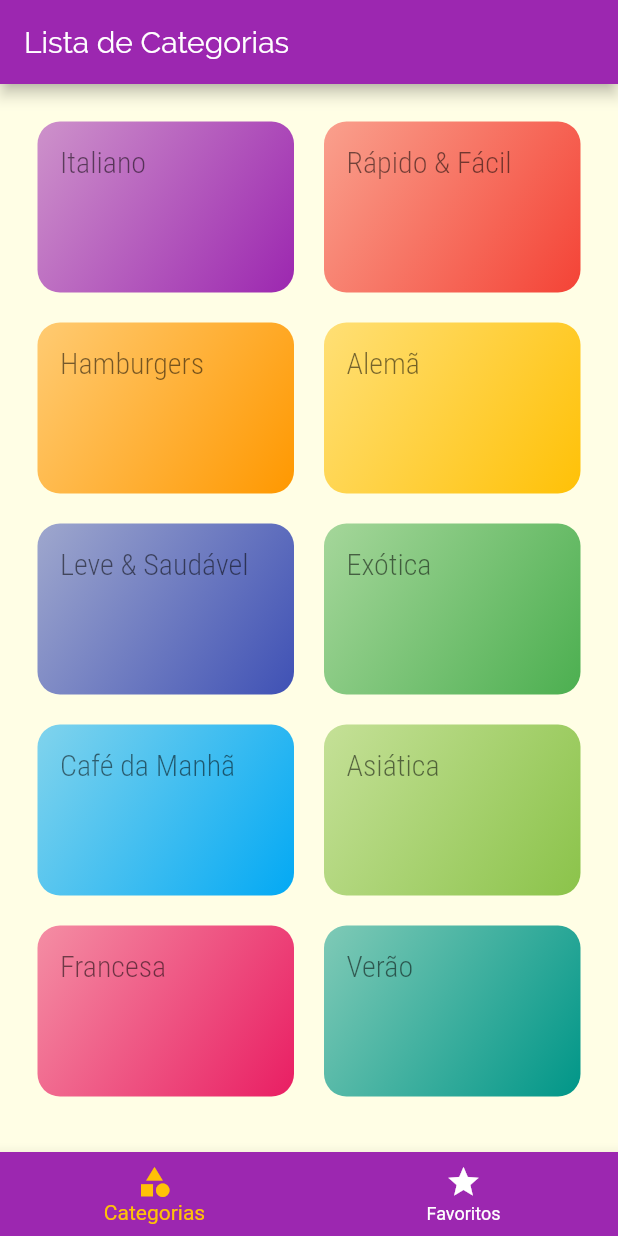
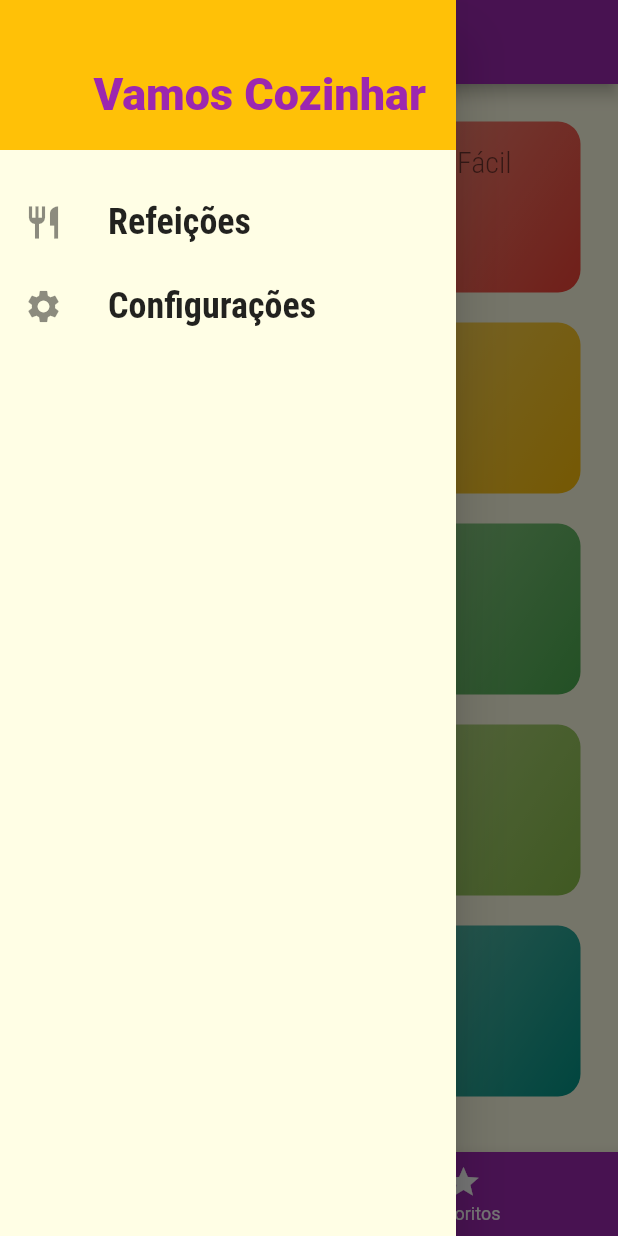
Before and after one commit to ferreirajose/meals, a Flutter app: the screen it shows after launch, with the side drawer open (before the commit the screen has no drawer), on a phone screen of 412 x 824 dp. Run offline on Flutter 3.47's test engine with Material 2 defaults, Android fonts, the phone set to English and light mode, and no system bars.

Commit message:
add component de Draw para criar um menu lateral add pagina de configuraçoes add rota de configuraçao add btn para adicionar favoritos (WIP) sem açao add funçao para gerar items dentro do draw com icones e texto

```diff
--- /dev/null
+++ b/lib/components/main_drawer.dart
@@ -0,0 +1,59 @@
+import 'package:flutter/material.dart';
+import 'package:meals/utils/app_routes.dart';
+
+class MainDrawer extends StatelessWidget {
+  Widget _createItem(IconData icon, String label, Function onTap) {
+    return ListTile(
+      leading: Icon(
+        icon,
+        size: 26,
+      ),
+      title: Text(
+        label,
+        style: TextStyle(
+          fontFamily: 'RobotoCondensed',
+          fontSize: 24,
+          fontWeight: FontWeight.bold,
+        ),
+      ),
+      onTap: onTap,
+    );
+  }
+
+  @override
+  Widget build(BuildContext context) {
+    return Drawer(
+      child: Column(
+        children: <Widget>[
+          Container(
+            height: 100,
+            width: double.infinity,
+            padding: EdgeInsets.all(20),
+            color: Theme.of(context).accentColor,
+            alignment: Alignment.bottomRight,
+            child: Text(
+              'Vamos Cozinhar',
+              style: TextStyle(
+                fontWeight: FontWeight.w900,
+                fontSize: 30,
+                color: Theme.of(context).primaryColor,
+              ),
+            ),
+          ),
+          SizedBox(height: 20),
+          _createItem(
+            Icons.restaurant,
+            'Refeições',
+            () => Navigator.of(context).pushReplacementNamed(AppRouter.HOME),
+          ),
+          _createItem(
+            Icons.settings,
+            'Configurações',
+            () =>
+                Navigator.of(context).pushReplacementNamed(AppRouter.SETTINGS),
+          )
+        ],
+      ),
+    );
+  }
+}
--- a/lib/main.dart
+++ b/lib/main.dart
@@ -1,7 +1,7 @@
 import 'package:flutter/material.dart';
 
-import 'package:meals/screens/categories_screen.dart';
 import 'package:meals/screens/meal_detail_screen.dart';
+import 'package:meals/screens/settings.dart';
 import 'package:meals/screens/tabs_screen.dart';
 import 'screens/categories_meals_screen.dart';
 import 'package:meals/utils/app_routes.dart';
@@ -28,6 +28,7 @@ class MyApp extends StatelessWidget {
         AppRouter.HOME: (_) => TabsScreen(),
         AppRouter.CATEGORIES_MEALS: (_) => CategoriesMealsScreen(),
         AppRouter.MEALS_DETAIL: (_) => MealDetailScreen(),
+        AppRouter.SETTINGS: (_) => SettingsScreen(),
       },
     );
   }
--- a/lib/screens/meal_detail_screen.dart
+++ b/lib/screens/meal_detail_screen.dart
@@ -93,6 +93,11 @@ class MealDetailScreen extends StatelessWidget {
                 ],
               ),
             ),
+            floatingActionButton: FloatingActionButton(
+                child: Icon(Icons.star),
+                onPressed: () {
+                  Navigator.of(context).pop(meal.title);
+                }),
           );
   }
 }
--- a/lib/screens/tabs_screen.dart
+++ b/lib/screens/tabs_screen.dart
@@ -1,4 +1,5 @@
 import 'package:flutter/material.dart';
+import 'package:meals/components/main_drawer.dart';
 import 'package:meals/screens/categories_screen.dart';
 import 'package:meals/screens/favorite_screen.dart';
 
@@ -54,6 +55,7 @@ class _TabsScreenState extends State<TabsScreen> {
       appBar: AppBar(
         title: Text(_screen[_selectedScreenIndex]['title']),
       ),
+      drawer: MainDrawer(),
       body: _screen[_selectedScreenIndex]['screen'],
       bottomNavigationBar: BottomNavigationBar(
           onTap: _selectScreen,
--- a/lib/utils/app_routes.dart
+++ b/lib/utils/app_routes.dart
@@ -6,4 +6,5 @@ class AppRouter {
   static const HOME = '/'; // se estiver utilizar tabs adicione a barra
   static const CATEGORIES_MEALS = '/catergories-meals';
   static const MEALS_DETAIL = '/meals-detail';
+  static const SETTINGS = '/settings';
 }
```
Also changed, not shown: lib/components/meal_item.dart (+5 -4 lines), lib/screens/settings.dart (added, +18 -0 lines).
